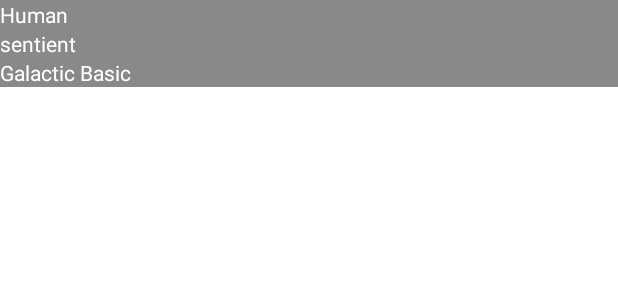
After one commit to StarWarsProject/StarWars-Android, an Android app: the layout specie_item.xml on its own in the app's theme, with its tools: preview values and no code run, on a phone screen of 412 x 824 dp. The commit adds this screen. Shown: the top 300 px of the screen. Run offline under Robolectric (Android 15) with nearby library versions, the light colour scheme and no system bars.

Commit message:
Add some designs

```diff
--- /dev/null
+++ b/app/src/main/java/com/example/starwarsapp/data/sync/managers/SpecieManager.kt
@@ -0,0 +1,3 @@
+package com.example.starwarsapp.data.sync.managers
+
+class SpecieManager
--- /dev/null
+++ b/app/src/main/res/layout/specie_item.xml
@@ -0,0 +1,44 @@
+<?xml version="1.0" encoding="utf-8"?>
+<layout xmlns:android="http://schemas.android.com/apk/res/android"
+    xmlns:tools="http://schemas.android.com/tools"
+    xmlns:app="http://schemas.android.com/apk/res-auto">
+
+    <data>
+        <variable
+            name="specieItem"
+            type="com.example.starwarsapp.data.local.models.SpecieEntity" />
+    </data>
+
+    <LinearLayout
+        android:layout_width="match_parent"
+        android:layout_height="wrap_content"
+        android:background="@color/blackGradient"
+        android:orientation="vertical"
+        >
+
+        <TextView
+            android:layout_width="match_parent"
+            android:layout_height="wrap_content"
+            android:text="@{specieItem.name}"
+            app:layout_constraintTop_toTopOf="parent"
+            tools:text="Human"
+            />
+
+        <TextView
+            android:layout_width="match_parent"
+            android:layout_height="wrap_content"
+            android:text="@{specieItem.classification}"
+            app:layout_constraintTop_toTopOf="parent"
+            tools:text="sentient"
+            />
+
+        <TextView
+            android:layout_width="match_parent"
+            android:layout_height="wrap_content"
+            android:text="@{specieItem.language}"
+            app:layout_constraintTop_toTopOf="parent"
+            tools:text="Galactic Basic"
+            />
+
+    </LinearLayout>
+</layout>
--- a/app/src/main/res/values/colors.xml
+++ b/app/src/main/res/values/colors.xml
@@ -10,6 +10,7 @@
     <color name="white2">#ccc</color>
     <color name="black2">#222</color>
     <color name="black1">#111</color>
+    <color name="blackGradient">#7E111111</color>
     <color name="yellow">#fcc419</color>
     <color name="bg_shadow">#D0000000</color>
 </resources>
```
Also changed, not shown: app/src/main/java/com/example/starwarsapp/data/remote/models/Specie.kt (added, +19 -0 lines), app/src/main/java/com/example/starwarsapp/ui/movieDetail/species/adapters/SpecieAdapter.kt (added, +31 -0 lines).
